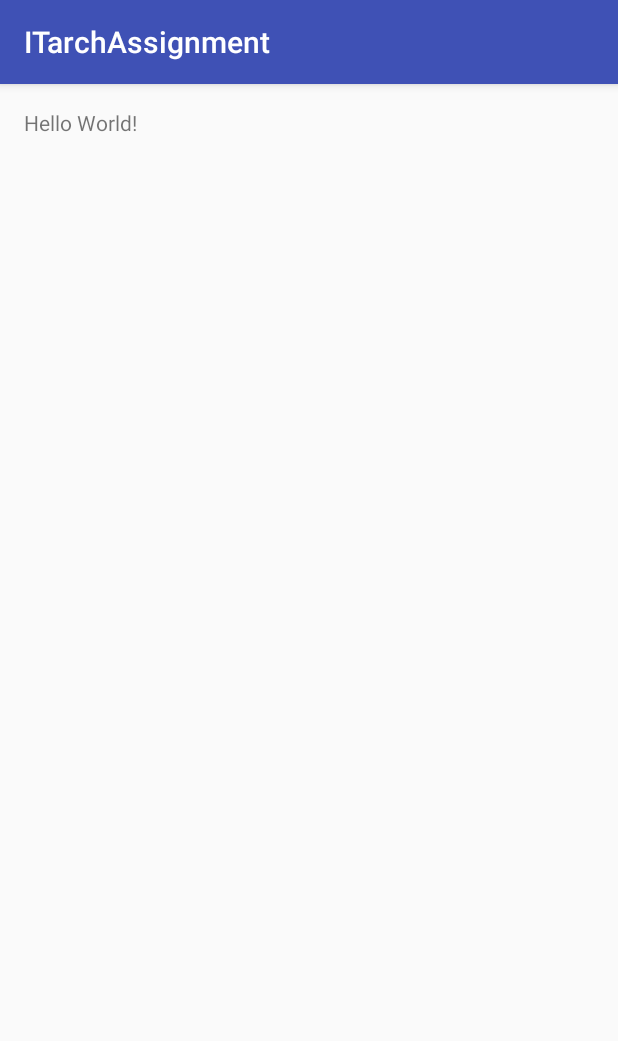
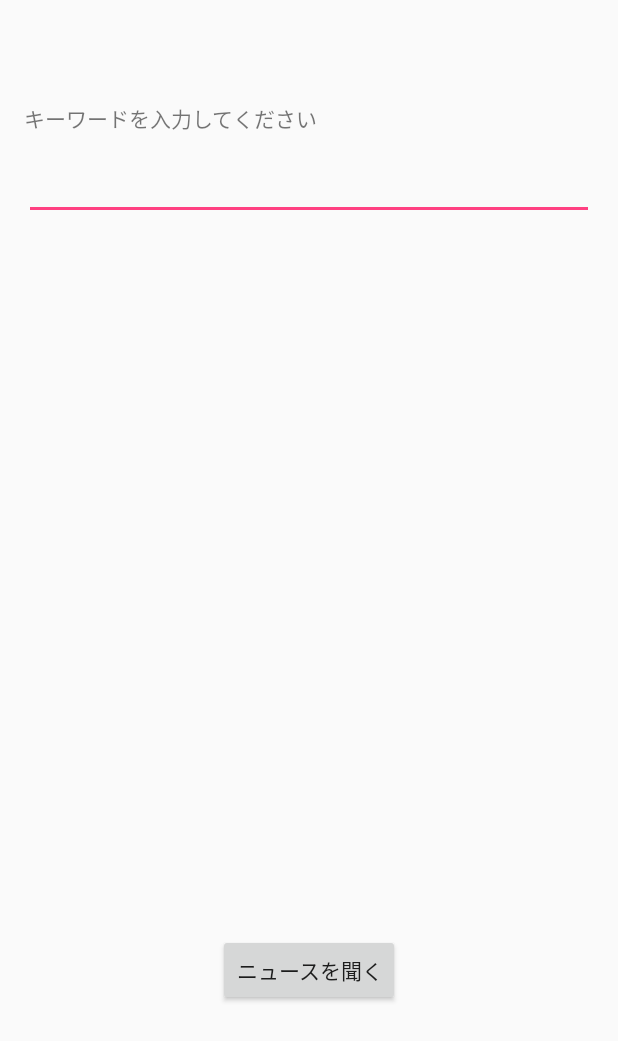
Before and after one commit to hiriorima/ITarchAssignment1107, an Android app: the screen it shows after launch (MainActivity), on a phone screen of 412 x 824 dp. Shown: the top 1041 px of the screen. Run offline under Robolectric (Android 15) with nearby library versions, the phone set to English and light mode, and no system bars.

Commit message:
add reading text

```diff
--- a/ITarchAssignment1107/app/src/main/AndroidManifest.xml
+++ b/ITarchAssignment1107/app/src/main/AndroidManifest.xml
@@ -1,14 +1,14 @@
 <?xml version="1.0" encoding="utf-8"?>
 <manifest xmlns:android="http://schemas.android.com/apk/res/android"
-    package="com.example.itarch.itarchassignment" >
+    package="com.example.itarch.itarchassignment">
 
     <application
         android:allowBackup="true"
         android:icon="@mipmap/ic_launcher"
         android:label="@string/app_name"
         android:supportsRtl="true"
-        android:theme="@style/AppTheme" >
-        <activity android:name=".MainActivity" >
+        android:theme="@style/AppTheme">
+        <activity android:name=".MainActivity">
             <intent-filter>
                 <action android:name="android.intent.action.MAIN" />
 
--- a/ITarchAssignment1107/app/src/main/java/com/example/itarch/itarchassignment/MainActivity.java
+++ b/ITarchAssignment1107/app/src/main/java/com/example/itarch/itarchassignment/MainActivity.java
@@ -3,11 +3,88 @@ package com.example.itarch.itarchassignment;
 import android.support.v7.app.AppCompatActivity;
 import android.os.Bundle;
 
-public class MainActivity extends AppCompatActivity {
+import java.util.Locale;
+import java.util.Queue;
+
+import android.app.Activity;
+import android.os.Bundle;
+import android.speech.tts.TextToSpeech;
+import android.util.Log;
+import android.view.View;
+import android.widget.Button;
+import android.widget.EditText;
+
+public class MainActivity extends Activity
+        implements View.OnClickListener, TextToSpeech.OnInitListener {
+    final private Float SPEECH_SLOW = 0.5f;
+    final private Float SPEECH_NORMAL = 1.0f;
+    final private Float SPEECH_FAST = 1.5f;
+    final private Float PITCH_LOW = 0.5f;
+    final private Float PITCH_NORMAL = 1.0f;
+    final private Float PITCH_HIGH = 1.5f;
+    private TextToSpeech    tts;
+    private Button buttonSpeech;
+    private Button buttonSlow;
+    private Button buttonNormal;
+    private Button buttonFast;
+    private Button buttonLowPitch;
+    private Button buttonNormalPitch;
+    private Button buttonHighPitch;
 
     @Override
-    protected void onCreate(Bundle savedInstanceState) {
+    public void onCreate(Bundle savedInstanceState) {
         super.onCreate(savedInstanceState);
         setContentView(R.layout.activity_main);
+
+        // ボタンのClickListenerの登録
+        buttonSpeech = (Button)findViewById(R.id.ButtonSpeech);
+        buttonSpeech.setOnClickListener(this);
+
+
+        // TextToSpeechオブジェクトの生成
+        tts = new TextToSpeech(this, this);
+    }
+
+    @Override
+    protected void onDestroy() {
+        super.onDestroy();
+        if (null != tts) {
+            // TextToSpeechのリソースを解放する
+            tts.shutdown();
+        }
+    }
+
+    @Override
+    public void onInit(int status) {
+        if (TextToSpeech.SUCCESS == status) {
+            Locale locale = Locale.JAPANESE;
+            if (tts.isLanguageAvailable(locale) >= TextToSpeech.LANG_AVAILABLE) {
+                tts.setLanguage(locale);
+            } else {
+                Log.d("", "Error SetLocale");
+            }
+        } else {
+            Log.d("", "Error Init");
+        }
+    }
+
+    private void speechText() {
+        String string = ((EditText)findViewById(R.id.EditTextSpeech)).getText().toString();
+        if (0 < string.length()) {
+            if (tts.isSpeaking()) {
+                // 読み上げ中なら止める
+                tts.stop();
+            }
+
+            // 読み上げ開始
+            tts.speak(string, TextToSpeech.QUEUE_FLUSH, null);
+        }
+    }
+
+    @Override
+    public void onClick(View v) {
+        if (buttonSpeech == v) {
+            speechText();
+        }
     }
 }
--- a/ITarchAssignment1107/app/src/main/res/layout/activity_main.xml
+++ b/ITarchAssignment1107/app/src/main/res/layout/activity_main.xml
@@ -1,18 +1,41 @@
 <?xml version="1.0" encoding="utf-8"?>
-<RelativeLayout
-    xmlns:android="http://schemas.android.com/apk/res/android"
+<RelativeLayout xmlns:android="http://schemas.android.com/apk/res/android"
     xmlns:tools="http://schemas.android.com/tools"
     android:id="@+id/activity_main"
     android:layout_width="match_parent"
     android:layout_height="match_parent"
+    android:paddingBottom="@dimen/activity_vertical_margin"
     android:paddingLeft="@dimen/activity_horizontal_margin"
     android:paddingRight="@dimen/activity_horizontal_margin"
     android:paddingTop="@dimen/activity_vertical_margin"
-    android:paddingBottom="@dimen/activity_vertical_margin"
     tools:context="com.example.itarch.itarchassignment.MainActivity">
 
-    <TextView
+    <Button
+        android:text="ニュースを聞く"
         android:layout_width="wrap_content"
         android:layout_height="wrap_content"
-        android:text="Hello World!" />
+        android:layout_alignParentBottom="true"
+        android:layout_centerHorizontal="true"
+        android:layout_marginBottom="137dp"
+        android:id="@+id/ButtonSpeech" />
+
+    <TextView
+        android:text="キーワードを入力してください"
+        android:layout_width="wrap_content"
+        android:layout_height="wrap_content"
+        android:layout_below="@+id/textView"
+        android:layout_alignEnd="@+id/textView"
+        android:layout_marginTop="52dp"
+        android:id="@+id/textView2" />
+
+    <EditText
+        android:layout_width="wrap_content"
+        android:layout_height="wrap_content"
+        android:inputType="textCapWords|textPersonName"
+        android:ems="10"
+        android:id="@+id/EditTextSpeech"
+        android:layout_marginTop="12dp"
+        android:layout_below="@+id/textView2"
+        android:layout_alignParentStart="true"
+        android:layout_alignParentEnd="true" />
 </RelativeLayout>
```
